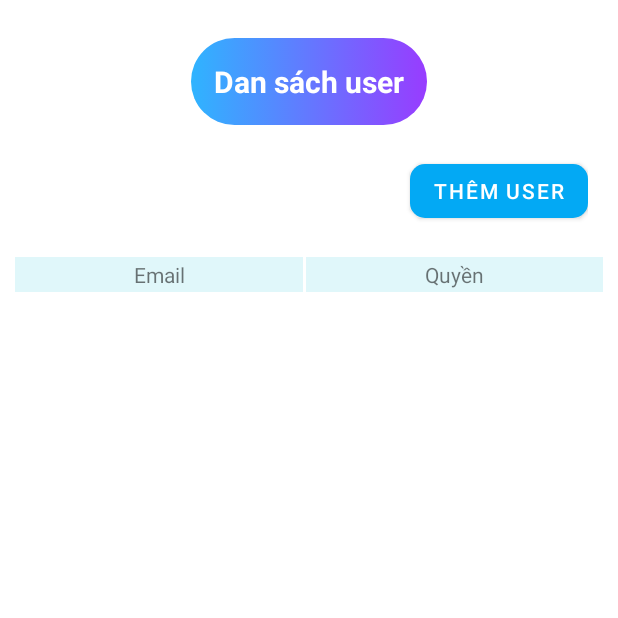
After one commit to nhatquan1702/BongDaVN, an Android app: the ListCLBActivity screen opened directly, with no data from a screen before it, on a phone screen of 412 x 824 dp, the top half of it. The commit adds this screen. Run offline under Robolectric (Android 15) with nearby library versions, the phone set to English and light mode, and no system bars.

Commit message:
List clb for Nhan

```diff
--- a/app/src/main/AndroidManifest.xml
+++ b/app/src/main/AndroidManifest.xml
@@ -11,7 +11,8 @@
         android:roundIcon="@mipmap/ic_launcher_round"
         android:supportsRtl="true"
         android:theme="@style/Theme.AppTinTheThao_Java">
-        <activity android:name=".activity.BangXepHangActivity"></activity>
+        <activity android:name=".activity.ListCLBActivity"></activity>
+        <activity android:name=".activity.BangXepHangActivity" />
         <activity android:name=".activity.ChiTietCLBActivity" />
         <activity android:name=".activity.DienBienActivity" />
         <activity android:name=".activity.DetailPostActivity" />
--- /dev/null
+++ b/app/src/main/java/com/example/apptinthethao_java/activity/ListCLBActivity.java
@@ -0,0 +1,16 @@
+package com.example.apptinthethao_java.activity;
+
+import androidx.appcompat.app.AppCompatActivity;
+
+import android.os.Bundle;
+
+import com.example.apptinthethao_java.R;
+
+public class ListCLBActivity extends AppCompatActivity {
+
+    @Override
+    protected void onCreate(Bundle savedInstanceState) {
+        super.onCreate(savedInstanceState);
+        setContentView(R.layout.activity_list_clb);
+    }
+}
--- /dev/null
+++ b/app/src/main/res/layout/activity_list_clb.xml
@@ -0,0 +1,84 @@
+<?xml version="1.0" encoding="utf-8"?>
+<LinearLayout xmlns:android="http://schemas.android.com/apk/res/android"
+    xmlns:app="http://schemas.android.com/apk/res-auto"
+    xmlns:tools="http://schemas.android.com/tools"
+    android:layout_width="match_parent"
+    android:layout_height="match_parent"
+    android:background="#FFFFFF"
+    android:orientation="vertical"
+    tools:context=".activity.BangXepHangActivity">
+
+    <LinearLayout
+        android:layout_width="match_parent"
+        android:layout_height="wrap_content"
+        android:layout_marginTop="25dp"
+        android:layout_marginBottom="20dp"
+        android:gravity="center">
+
+        <TextView
+            android:id="@+id/tvBXH"
+            android:layout_width="wrap_content"
+            android:layout_height="wrap_content"
+            android:background="@drawable/bg_ui"
+            android:lineSpacingExtra="12sp"
+            android:padding="15dp"
+            android:shadowColor="#120B0B"
+            android:shadowDx="1"
+            android:text="Dan sách user"
+            android:textColor="#FFFFFF"
+            android:textSize="20sp"
+            android:textStyle="bold"
+            app:layout_constraintEnd_toEndOf="parent"
+            app:layout_constraintStart_toStartOf="parent"
+            app:layout_constraintTop_toTopOf="parent" />
+    </LinearLayout>
+
+    <LinearLayout
+        android:layout_width="match_parent"
+        android:layout_height="wrap_content"
+        android:layout_marginBottom="10dp"
+        android:gravity="right"
+        android:paddingRight="20dp">
+
+        <Button
+            android:id="@+id/btnThemUser"
+            android:layout_width="wrap_content"
+            android:layout_height="wrap_content"
+            android:text="Thêm user"
+            app:backgroundTint="#03A9F4"
+            app:backgroundTintMode="src_over"
+            app:cornerRadius="10dp" />
+    </LinearLayout>
+
+    <LinearLayout
+        android:layout_width="match_parent"
+        android:layout_height="match_parent"
+        android:orientation="vertical"
+        android:padding="10dp">
+
+        <LinearLayout
+            android:layout_width="match_parent"
+            android:layout_height="match_parent">
+
+            <TextView
+                android:layout_width="wrap_content"
+                android:layout_height="wrap_content"
+                android:layout_weight="1"
+                android:background="#E0F7FA"
+                android:padding="2dp"
+                android:text="Email"
+                android:textAlignment="center" />
+
+            <TextView
+                android:layout_width="wrap_content"
+                android:layout_height="wrap_content"
+                android:layout_marginLeft="2dp"
+                android:layout_weight="1"
+                android:background="#E0F7FA"
+                android:padding="2dp"
+                android:text="Quyền"
+                android:textAlignment="center" />
+        </LinearLayout>
+
+    </LinearLayout>
+</LinearLayout>
```
Also changed, not shown: app/src/main/java/com/example/apptinthethao_java/activity/BangXepHangActivity.java (+1 -83 lines), app/src/main/res/layout/item_list_user.xml (added, +24 -0 lines).
